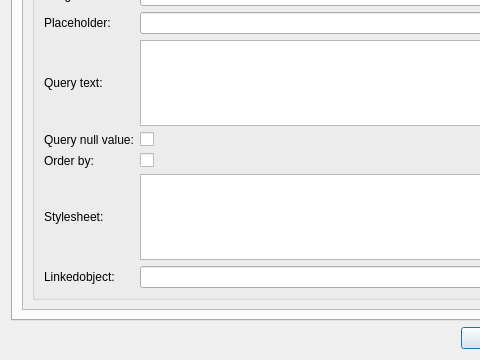
Qt form core/ui/admin/admin_addfields.ui (Giswater/giswater_qgis_plugin) before a commit; both pictures show x 0 to 480 and y 523 to 883 of the 638 by 883 pixel window.
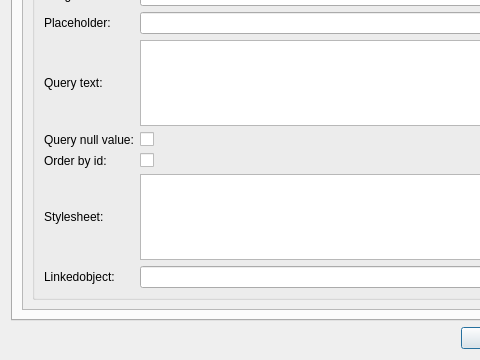
The same form after that commit.

Commit message: Change label for dv_orderby_id and fix name for dv_query_nullvalue

Diff of the .ui file:
```diff
--- a/core/ui/admin/admin_addfields.ui
+++ b/core/ui/admin/admin_addfields.ui
@@ -241,7 +241,7 @@
                 <item row="8" column="0">
                  <widget class="QLabel" name="lbl_dv_orderby">
                   <property name="text">
-                   <string>Order by:</string>
+                   <string>Order by id:</string>
                   </property>
                  </widget>
                 </item>
```
Left out of the diff: 4 changed lines with no effect on the pictures.
